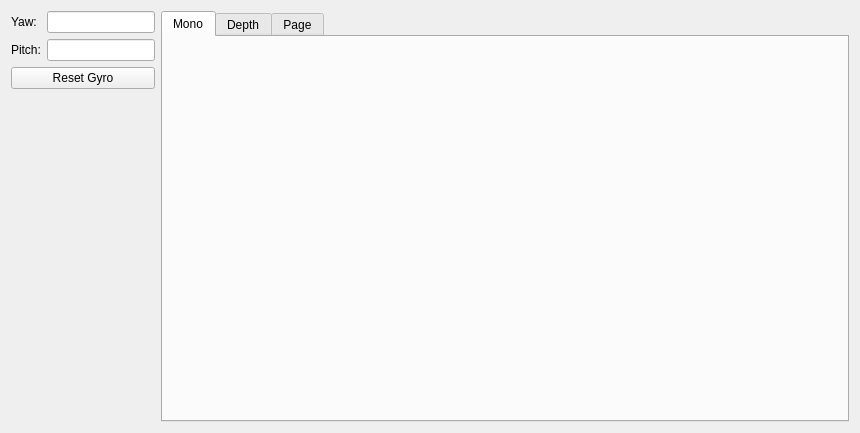
This is designer/debugWindow.ui in 4201VitruvianBots/DepthAIAprilTags as Qt 5 draws it before an edit. The edited form follows.
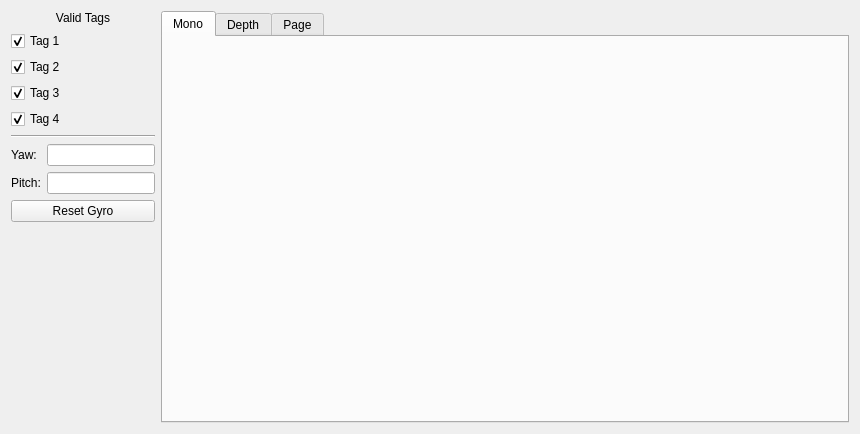
This is the edited form.

```diff
--- a/designer/debugWindow.ui
+++ b/designer/debugWindow.ui
@@ -7,7 +7,7 @@
     <x>0</x>
     <y>0</y>
     <width>860</width>
-    <height>433</height>
+    <height>434</height>
    </rect>
   </property>
   <property name="minimumSize">
@@ -33,9 +33,69 @@
      </property>
      <item>
       <layout class="QVBoxLayout" name="verticalLayout">
+       <item>
+        <widget class="QLabel" name="label">
+         <property name="text">
+          <string>Valid Tags</string>
+         </property>
+         <property name="alignment">
+          <set>Qt::AlignCenter</set>
+         </property>
+        </widget>
+       </item>
+       <item>
+        <widget class="QCheckBox" name="tagCheckbox1">
+         <property name="text">
+          <string>Tag 1</string>
+         </property>
+         <property name="checked">
+          <bool>true</bool>
+         </property>
+         <property name="tristate">
+          <bool>false</bool>
+         </property>
+        </widget>
+       </item>
+       <item>
+        <widget class="QCheckBox" name="tagCheckbox2">
+         <property name="text">
+          <string>Tag 2</string>
+         </property>
+         <property name="checked">
+          <bool>true</bool>
+         </property>
+        </widget>
+       </item>
+       <item>
+        <widget class="QCheckBox" name="tagCheckbox3">
+         <property name="text">
+          <string>Tag 3</string>
+         </property>
+         <property name="checked">
+          <bool>true</bool>
+         </property>
+        </widget>
+       </item>
+       <item>
+        <widget class="QCheckBox" name="tagCheckbox4">
+         <property name="text">
+          <string>Tag 4</string>
+         </property>
+         <property name="checked">
+          <bool>true</bool>
+         </property>
+        </widget>
+       </item>
+       <item>
+        <widget class="Line" name="line">
+         <property name="orientation">
+          <enum>Qt::Horizontal</enum>
+         </property>
+        </widget>
+       </item>
        <item>
         <layout class="QGridLayout" name="gridLayout">
-         <item row="1" column="1">
+         <item row="2" column="1">
           <widget class="QLineEdit" name="pitchValue">
            <property name="sizePolicy">
             <sizepolicy hsizetype="Minimum" vsizetype="Fixed">
@@ -48,7 +108,7 @@
            </property>
           </widget>
          </item>
-         <item row="1" column="0">
+         <item row="2" column="0">
           <widget class="QLabel" name="pitchLabel">
            <property name="sizePolicy">
             <sizepolicy hsizetype="Minimum" vsizetype="Minimum">
@@ -61,7 +121,7 @@
            </property>
           </widget>
          </item>
-         <item row="0" column="0">
+         <item row="1" column="0">
           <widget class="QLabel" name="yawLabel">
            <property name="sizePolicy">
             <sizepolicy hsizetype="Minimum" vsizetype="Minimum">
@@ -74,7 +134,7 @@
            </property>
           </widget>
          </item>
-         <item row="0" column="1">
+         <item row="1" column="1">
           <widget class="QLineEdit" name="yawValue">
            <property name="sizePolicy">
             <sizepolicy hsizetype="Minimum" vsizetype="Minimum">
```
